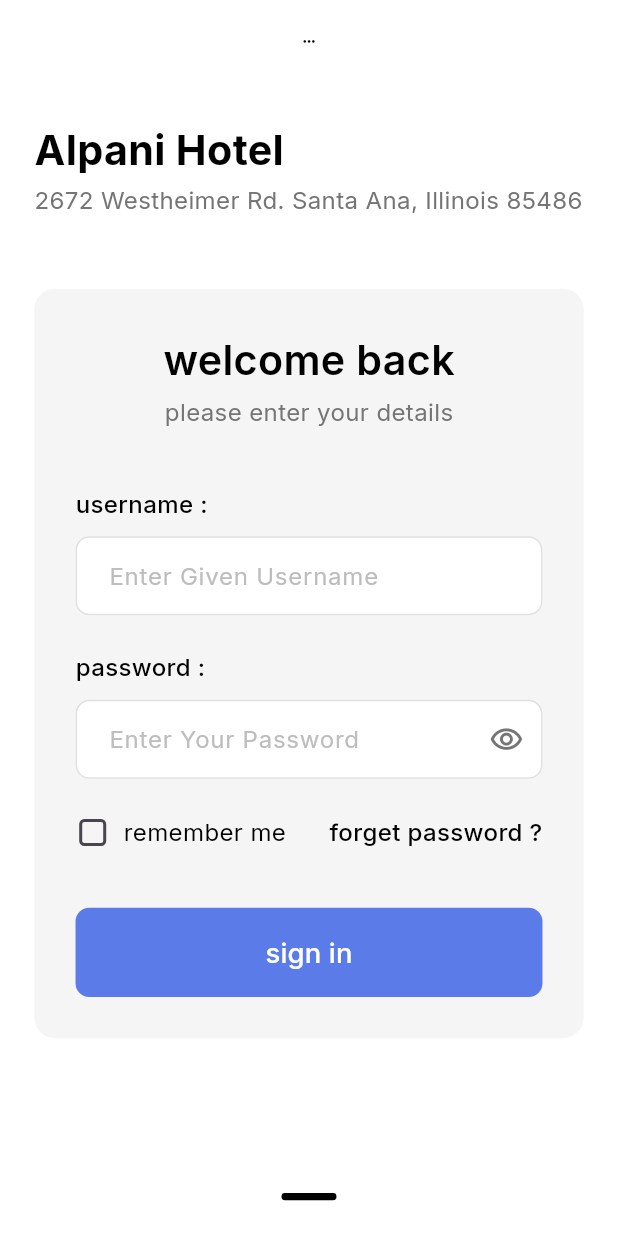
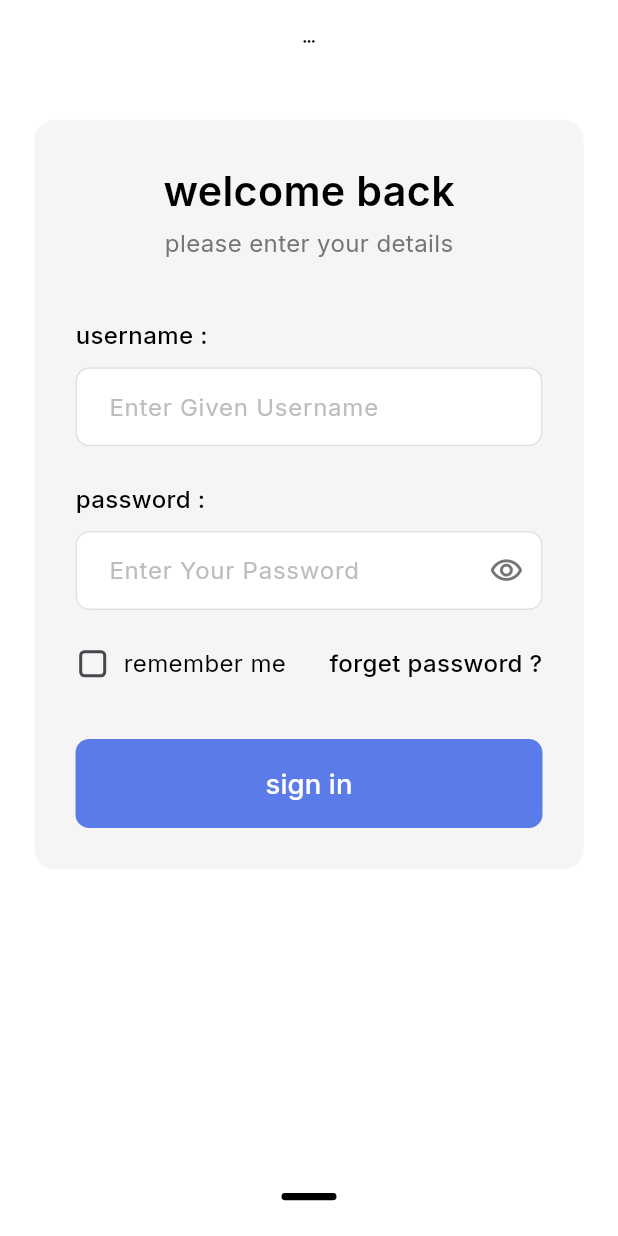
Before and after one commit to alonevaibhav/hotel-billing, a Flutter app: the screen it shows after launch, on a phone screen of 412 x 824 dp. Run offline on Flutter 3.47's test engine with Material 3 defaults, Android fonts, the phone set to English and light mode, and no system bars; our stand-ins replace connectivity_plus, dropdown_button2, file_picker, flutter_screenutil, fluttertoast, gap and 8 more; missing offline and left inert: flutter_pdfview, translator.

Commit message:
FOLDER STRUCTURE 4

```diff
--- a/lib/app/modules/auth/login_view.dart
+++ b/lib/app/modules/auth/login_view.dart
@@ -32,11 +32,6 @@ class LoginView extends StatelessWidget {
             children: [
               SizedBox(height: 20.h),
 
-              // Hotel Info Section
-              _buildHotelInfo(),
-
-              SizedBox(height: 40.h),
-
               // Login Form Container
               _buildLoginForm(controller, context),
 
@@ -49,30 +44,6 @@ class LoginView extends StatelessWidget {
     );
   }
 
-  Widget _buildHotelInfo() {
-    return Column(
-      crossAxisAlignment: CrossAxisAlignment.start,
-      children: [
-        Text(
-          'Alpani Hotel',
-          style: TextStyle(
-            fontSize: 24.sp,
-            fontWeight: FontWeight.bold,
-            color: Colors.black,
-          ),
-        ),
-        SizedBox(height: 4.h),
-        Text(
-          '2672 Westheimer Rd. Santa Ana, Illinois 85486',
-          style: TextStyle(
-            fontSize: 14.sp,
-            color: Colors.grey[600],
-            height: 1.3,
-          ),
-        ),
-      ],
-    );
-  }
 
   Widget _buildLoginForm(LoginViewController controller, BuildContext context) {
     return Container(
--- a/lib/app/route/app_routes.dart
+++ b/lib/app/route/app_routes.dart
@@ -1,22 +1,3 @@
-// import 'package:get/get.dart';
-// import '../modules/auth/login_view.dart';
-// import 'app_bindings.dart';
-//
-// class AppRoutes {
-//   // Route names
-//   static const login = '/login';
-//
-//   static const mainDashboard = '/mainDashboard';
-//
-//
-//   static final routes = <GetPage>[
-//     GetPage(
-//       name: login,
-//       page: () => const LoginView(),
-//       binding: AppBindings(),
-//     ),
-//   ];
-// }
 
 import 'dart:developer' as developer;
 import 'package:flutter/material.dart';
@@ -24,11 +5,15 @@ import 'package:go_router/go_router.dart';
 import '../modules/auth/login_view.dart';
 import 'app_bindings.dart';
 
+
 class AppRoutes {
   // Route names - keep same naming convention
   static const login = '/login';
   static const forgotPassword = '/forgotPassword';
   static const mainDashboard = '/mainDashboard';
+  static const userDetail = '/user-detail';
+  static const userDetailInfo = '/user-userDetailInfo';
+
 
   // Initialize bindings once at app start
   static void initializeBindings() {
@@ -54,7 +39,8 @@ class AppRoutes {
         builder: (context, state) => const Placeholder(),
       ),
 
-      // Add more routes as needed
+
+
     ],
   );
 }
@@ -78,5 +64,6 @@ class NavigationService {
     }
   }
 
+
   static bool canGoBack() => _router.canPop();
 }
--- a/pubspec.yaml
+++ b/pubspec.yaml
@@ -25,8 +25,6 @@ dependencies:
   jwt_decoder: ^2.0.1
 
   # Animation packages
-  flutter_animate: ^4.5.0
-  lottie: ^3.1.0
   flutter_pdfview: ^1.4.1+1
 
 
```
Also changed, not shown: lib/app/data/models/login_model.dart (+141 -100 lines), lib/app/modules/auth/login_view_controller.dart (+3 -11 lines), pubspec.lock, 1 other file.
